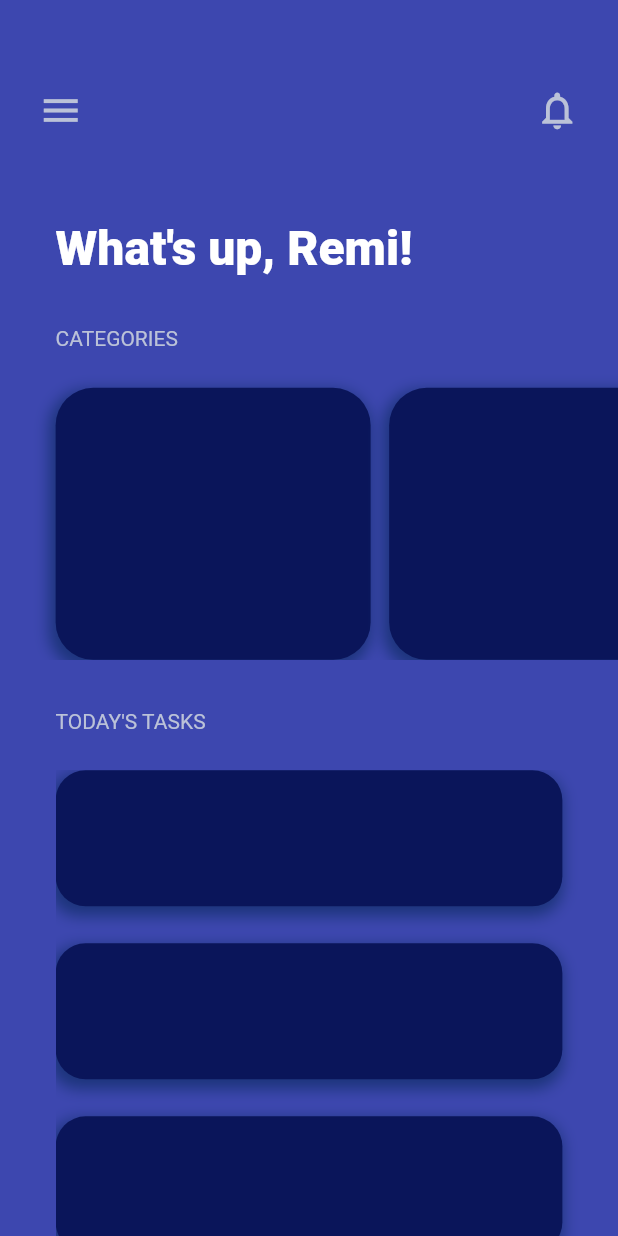
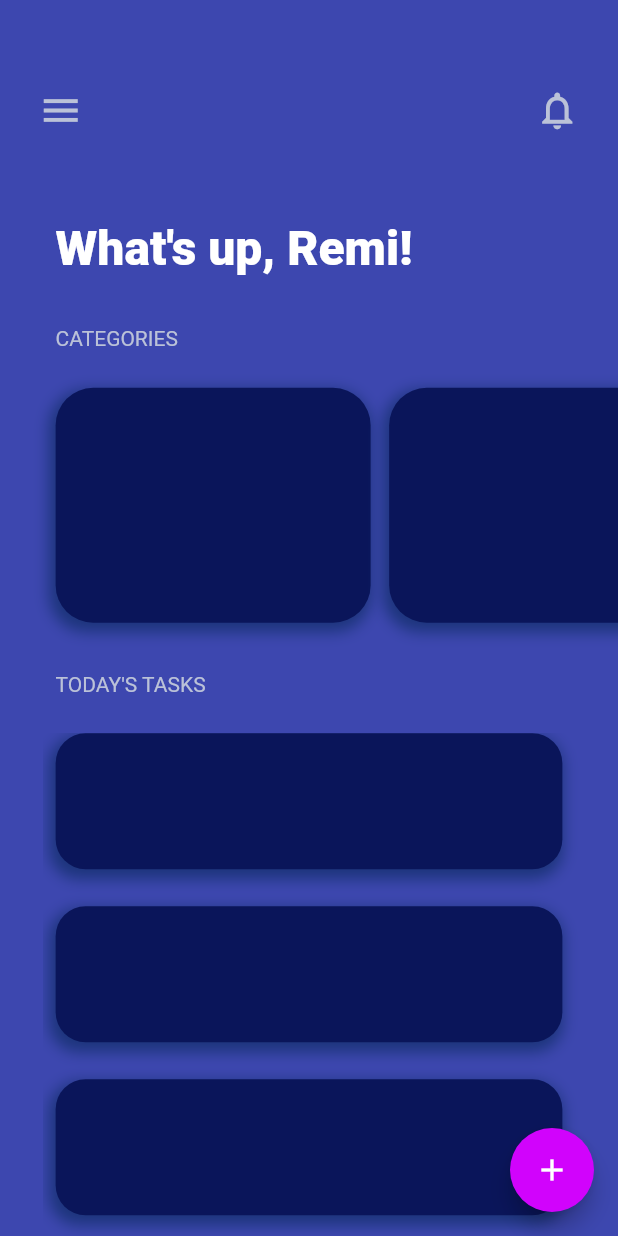
Before and after one commit to I-Scream-4-Icecream/todo_list, a Flutter app: the screen it shows after launch, on a phone screen of 412 x 824 dp. Run offline on Flutter 3.47's test engine with Material 2 defaults, Android fonts, the phone set to English and light mode, and no system bars.

Commit message:
added floating action button

```diff
--- a/lib/pages/home.dart
+++ b/lib/pages/home.dart
@@ -42,6 +42,25 @@ class Home extends StatelessWidget {
     return Scaffold(
       key: _scaffoldKey,
       backgroundColor: Color(0xFF3D47AF),
+      floatingActionButton: FloatingActionButton(
+        onPressed: () {},
+        backgroundColor: Color(0xFFd103fc),
+        child: Container(
+          child: Icon(Icons.add_sharp, color: Colors.white),
+          decoration: BoxDecoration(
+            color: Colors.transparent,
+            borderRadius: BorderRadius.all(Radius.circular(100)),
+            boxShadow: [
+              BoxShadow(
+                color: Color(0xFFd103fc).withOpacity(0.3),
+                spreadRadius: 4,
+                blurRadius: 3,
+                offset: Offset(3, 5)
+              )
+            ]
+          ),
+        )
+      ),
       drawer: Drawer(
         child: Container(
           color: Color(0xFF2643C4),
@@ -117,14 +136,14 @@ class Home extends StatelessWidget {
               ),
             ),
             Padding(
-              padding: EdgeInsets.only(top: screenHeight*0.04, left: screenWidth*0.09, bottom: screenHeight*0.03),
+              padding: EdgeInsets.only(top: screenHeight*0.01, left: screenWidth*0.09, bottom: screenHeight*0.03),
               child: Text(
                 'TODAY\'S TASKS ',
                 style: TextStyle(fontSize: 14.0, color: Color(0xFFBBC2D8)),
               ),
             ),
             Padding(
-              padding: EdgeInsets.only(right: screenWidth*0.06, left: screenWidth*0.09),
+              padding: EdgeInsets.only(right: screenWidth*0.04, left: screenWidth*0.07),
               child: SizedBox(
                 height: screenHeight*0.5,
                 child: ListView(
--- a/lib/shared/category_cell.dart
+++ b/lib/shared/category_cell.dart
@@ -13,7 +13,7 @@ class CategoryCell extends StatelessWidget {
   @override
   Widget build(BuildContext context) {
     return Padding(
-      padding: EdgeInsets.only(top: screenHeight*0.03, right: screenWidth*0.03),
+      padding: EdgeInsets.only(top: screenHeight*0.03, bottom: screenHeight*0.03, right: screenWidth*0.03),
       child: Container(
         height: screenHeight*0.40,
         decoration: BoxDecoration(
--- a/lib/shared/task_cell.dart
+++ b/lib/shared/task_cell.dart
@@ -13,9 +13,10 @@ class TaskCell extends StatelessWidget {
   @override
   Widget build(BuildContext context) {
     return Padding(
-      padding: EdgeInsets.only(bottom: screenHeight*0.03, right: screenWidth*0.03),
+      padding: EdgeInsets.only(bottom: screenHeight*0.03, right: screenWidth*0.05, left: screenWidth*0.02),
       child: Container(
         height: screenHeight*0.11,
+        padding: EdgeInsets.only(left: 20, right: 20),
         decoration: BoxDecoration(
           borderRadius: BorderRadius.all(Radius.circular(20)),
           color: Color(0xFF0a155a),
```
